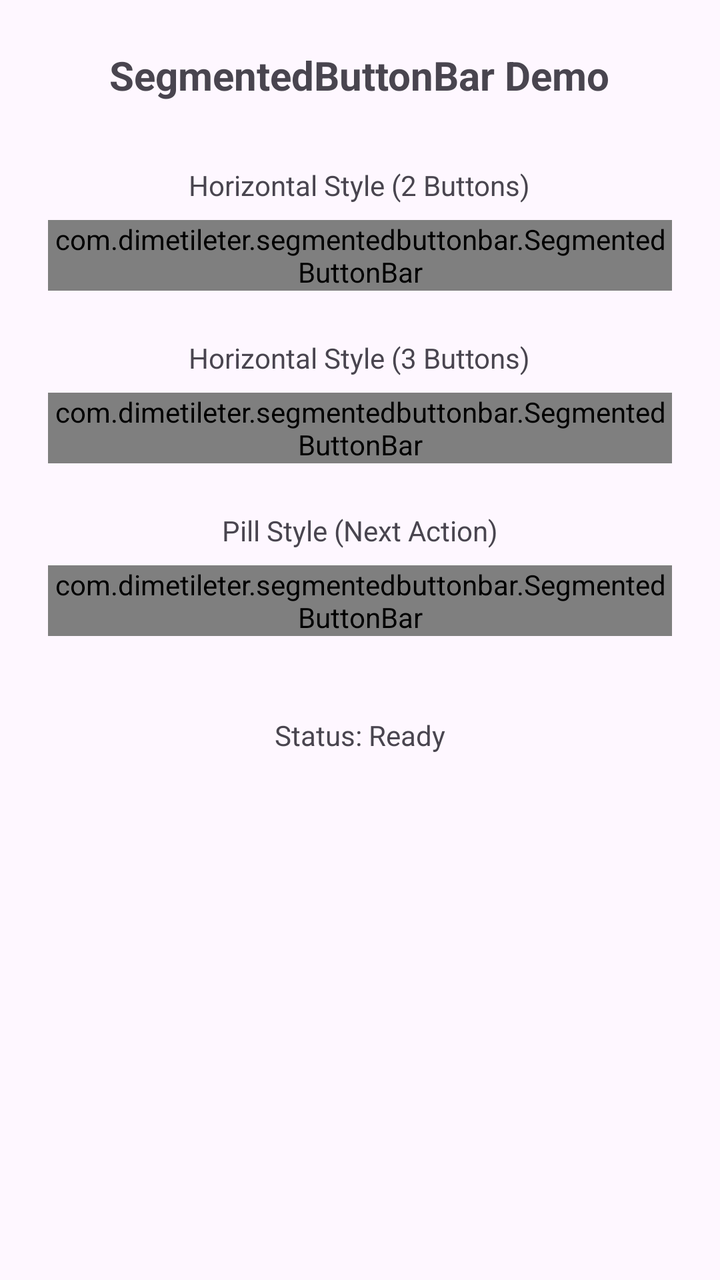
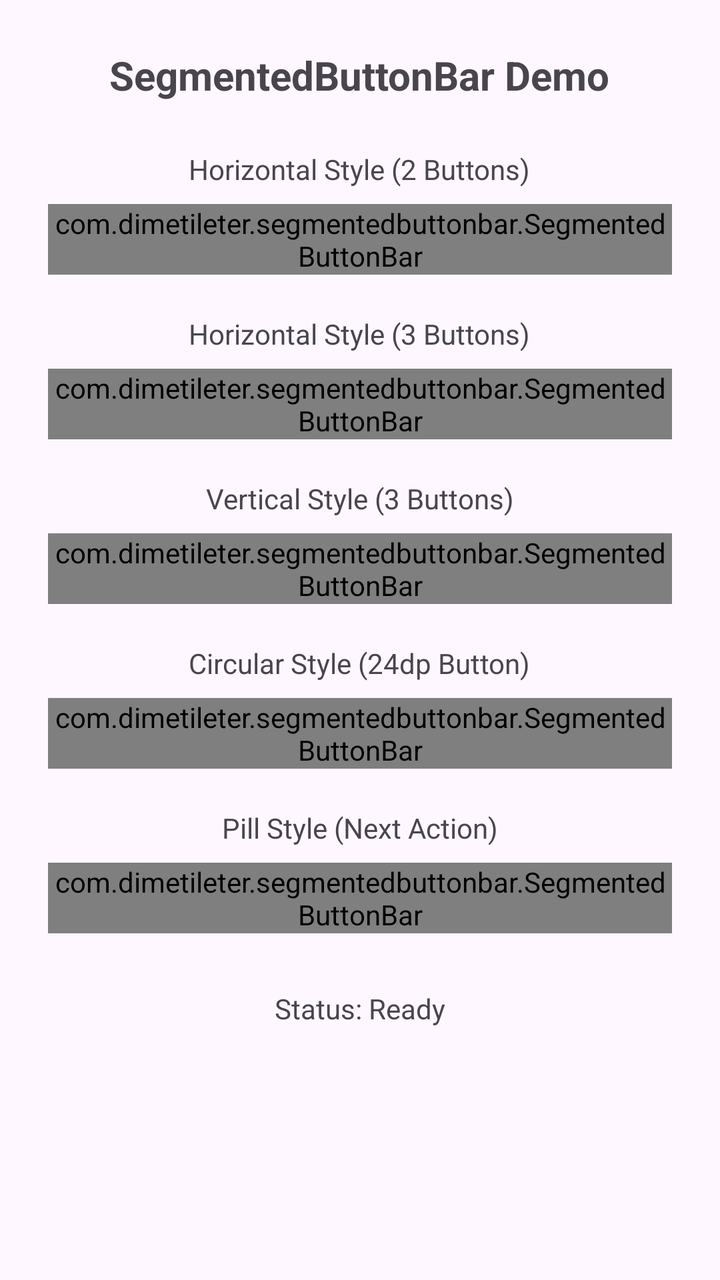

Before-and-after screenshots of an Android layout around one commit, followed by the original layout XML and the change that was made.
<!-- AndroidManifest.xml: application theme Theme.SegmentedButtons -->
<!-- res/layout/activity_main.xml -->
<?xml version="1.0" encoding="utf-8"?>
<LinearLayout xmlns:android="http://schemas.android.com/apk/res/android"
    xmlns:app="http://schemas.android.com/apk/res-auto"
    xmlns:tools="http://schemas.android.com/tools"
    android:id="@+id/main"
    android:layout_width="match_parent"
    android:layout_height="match_parent"
    android:orientation="vertical"
    android:gravity="center_horizontal"
    android:padding="24dp"
    tools:context=".MainActivity">

    <TextView
        android:layout_width="wrap_content"
        android:layout_height="wrap_content"
        android:text="SegmentedButtonBar Demo"
        android:textSize="20sp"
        android:textStyle="bold"
        android:layout_marginBottom="32dp" />

    <TextView
        android:layout_width="wrap_content"
        android:layout_height="wrap_content"
        android:text="Horizontal Style (2 Buttons)"
        android:layout_marginBottom="8dp" />

    <com.dimetileter.segmentedbuttonbar.SegmentedButtonBar
        android:id="@+id/horizontalBar2"
        android:layout_width="match_parent"
        android:layout_height="wrap_content"
        app:sbStyle="horizontal"
        app:sbButtonCount="2"
        app:sbButton1Text="Camera"
        app:sbButton2Text="Gallery"
        android:layout_marginBottom="24dp" />

    <TextView
        android:layout_width="wrap_content"
        android:layout_height="wrap_content"
        android:text="Horizontal Style (3 Buttons)"
        android:layout_marginBottom="8dp" />

    <com.dimetileter.segmentedbuttonbar.SegmentedButtonBar
        android:id="@+id/horizontalBar3"
        android:layout_width="match_parent"
        android:layout_height="wrap_content"
        app:sbStyle="horizontal"
        app:sbButtonCount="3"
        app:sbButton1Text="All"
        app:sbButton2Text="Favorites"
        app:sbButton3Text="Archived"
        android:layout_marginBottom="24dp" />

    <TextView
        android:layout_width="wrap_content"
        android:layout_height="wrap_content"
        android:text="Pill Style (Next Action)"
        android:layout_marginBottom="8dp" />

    <com.dimetileter.segmentedbuttonbar.SegmentedButtonBar
        android:id="@+id/pillNextBar"
        android:layout_width="wrap_content"
        android:layout_height="wrap_content"
        app:sbStyle="pill"
        app:sbPillType="next"
        android:layout_marginBottom="24dp" />

    <TextView
        android:id="@+id/statusText"
        android:layout_width="wrap_content"
        android:layout_height="wrap_content"
        android:text="Status: Ready"
        android:textSize="14sp"
        android:layout_marginTop="16dp" />
</LinearLayout>
<!-- resources referenced by this layout -->
<resources>
  <style name="Theme.SegmentedButtons" parent="Base.Theme.SegmentedButtons" />
  <style name="Base.Theme.SegmentedButtons" parent="Theme.Material3.DayNight.NoActionBar">
          
          
      </style>
</resources>

<!-- the commit's change to res/layout/activity_main.xml (unified diff, before → after) -->
@@ -1,75 +1,113 @@
 <?xml version="1.0" encoding="utf-8"?>
-<LinearLayout xmlns:android="http://schemas.android.com/apk/res/android"
+<ScrollView xmlns:android="http://schemas.android.com/apk/res/android"
     xmlns:app="http://schemas.android.com/apk/res-auto"
     xmlns:tools="http://schemas.android.com/tools"
     android:id="@+id/main"
     android:layout_width="match_parent"
     android:layout_height="match_parent"
-    android:orientation="vertical"
-    android:gravity="center_horizontal"
-    android:padding="24dp"
     tools:context=".MainActivity">
 
-    <TextView
-        android:layout_width="wrap_content"
-        android:layout_height="wrap_content"
-        android:text="SegmentedButtonBar Demo"
-        android:textSize="20sp"
-        android:textStyle="bold"
-        android:layout_marginBottom="32dp" />
-
-    <TextView
-        android:layout_width="wrap_content"
-        android:layout_height="wrap_content"
-        android:text="Horizontal Style (2 Buttons)"
-        android:layout_marginBottom="8dp" />
-
-    <com.dimetileter.segmentedbuttonbar.SegmentedButtonBar
-        android:id="@+id/horizontalBar2"
+    <LinearLayout
         android:layout_width="match_parent"
         android:layout_height="wrap_content"
-        app:sbStyle="horizontal"
-        app:sbButtonCount="2"
-        app:sbButton1Text="Camera"
-        app:sbButton2Text="Gallery"
-        android:layout_marginBottom="24dp" />
+        android:orientation="vertical"
+        android:gravity="center_horizontal"
+        android:padding="24dp">
 
-    <TextView
-        android:layout_width="wrap_content"
-        android:layout_height="wrap_content"
-        android:text="Horizontal Style (3 Buttons)"
-        android:layout_marginBottom="8dp" />
+        <TextView
+            android:layout_width="wrap_content"
+            android:layout_height="wrap_content"
+            android:text="SegmentedButtonBar Demo"
+            android:textSize="20sp"
+            android:textStyle="bold"
+            android:layout_marginBottom="24dp" />
 
-    <com.dimetileter.segmentedbuttonbar.SegmentedButtonBar
-        android:id="@+id/horizontalBar3"
-        android:layout_width="match_parent"
-        android:layout_height="wrap_content"
-        app:sbStyle="horizontal"
-        app:sbButtonCount="3"
-        app:sbButton1Text="All"
-        app:sbButton2Text="Favorites"
-        app:sbButton3Text="Archived"
-        android:layout_marginBottom="24dp" />
+        
+        <TextView
+            android:layout_width="wrap_content"
+            android:layout_height="wrap_content"
+            android:text="Horizontal Style (2 Buttons)"
+            android:layout_marginBottom="8dp" />
 
-    <TextView
-        android:layout_width="wrap_content"
-        android:layout_height="wrap_content"
-        android:text="Pill Style (Next Action)"
-        android:layout_marginBottom="8dp" />
+        <com.dimetileter.segmentedbuttonbar.SegmentedButtonBar
+            android:id="@+id/horizontalBar2"
+            android:layout_width="match_parent"
+            android:layout_height="wrap_content"
+            app:sbStyle="horizontal"
+            app:sbButtonCount="2"
+            app:sbButton1Text="Camera"
+            app:sbButton2Text="Gallery"
+            android:layout_marginBottom="20dp" />
 
-    <com.dimetileter.segmentedbuttonbar.SegmentedButtonBar
-        android:id="@+id/pillNextBar"
-        android:layout_width="wrap_content"
-        android:layout_height="wrap_content"
-        app:sbStyle="pill"
-        app:sbPillType="next"
-        android:layout_marginBottom="24dp" />
+        
+        <TextView
+            android:layout_width="wrap_content"
+            android:layout_height="wrap_content"
+            android:text="Horizontal Style (3 Buttons)"
+            android:layout_marginBottom="8dp" />
 
-    <TextView
-        android:id="@+id/statusText"
-        android:layout_width="wrap_content"
-        android:layout_height="wrap_content"
-        android:text="Status: Ready"
-        android:textSize="14sp"
-        android:layout_marginTop="16dp" />
-</LinearLayout>
+        <com.dimetileter.segmentedbuttonbar.SegmentedButtonBar
+            android:id="@+id/horizontalBar3"
+            android:layout_width="match_parent"
+            android:layout_height="wrap_content"
+            app:sbStyle="horizontal"
+            app:sbButtonCount="3"
+            app:sbButton1Text="All"
+            app:sbButton2Text="Favorites"
+            app:sbButton3Text="Archived"
+            android:layout_marginBottom="20dp" />
+
+        
+        <TextView
+            android:layout_width="wrap_content"
+            android:layout_height="wrap_content"
+            android:text="Vertical Style (3 Buttons)"
+            android:layout_marginBottom="8dp" />
+
+        <com.dimetileter.segmentedbuttonbar.SegmentedButtonBar
+            android:id="@+id/verticalBar3"
+            android:layout_width="wrap_content"
+            android:layout_height="wrap_content"
+            app:sbStyle="vertical"
+            app:sbButtonCount="3"
+            android:layout_marginBottom="20dp" />
+
+        
+        <TextView
+            android:layout_width="wrap_content"
+            android:layout_height="wrap_content"
+            android:text="Circular Style (24dp Button)"
+            android:layout_marginBottom="8dp" />
+
+        <com.dimetileter.segmentedbuttonbar.SegmentedButtonBar
+            android:id="@+id/circularBar"
+            android:layout_width="wrap_content"
+            android:layout_height="wrap_content"
+            app:sbStyle="circular"
+            android:layout_marginBottom="20dp" />
+
+        
+        <TextView
+            android:layout_width="wrap_content"
+            android:layout_height="wrap_content"
+            android:text="Pill Style (Next Action)"
+            android:layout_marginBottom="8dp" />
+
+        <com.dimetileter.segmentedbuttonbar.SegmentedButtonBar
+            android:id="@+id/pillNextBar"
+            android:layout_width="wrap_content"
+            android:layout_height="wrap_content"
+            app:sbStyle="pill"
+            app:sbPillType="next"
+            android:layout_marginBottom="20dp" />
+
+        
+        <TextView
+            android:id="@+id/statusText"
+            android:layout_width="wrap_content"
+            android:layout_height="wrap_content"
+            android:text="Status: Ready"
+            android:textSize="14sp"
+            android:layout_marginTop="8dp" />
+    </LinearLayout>
+</ScrollView>
